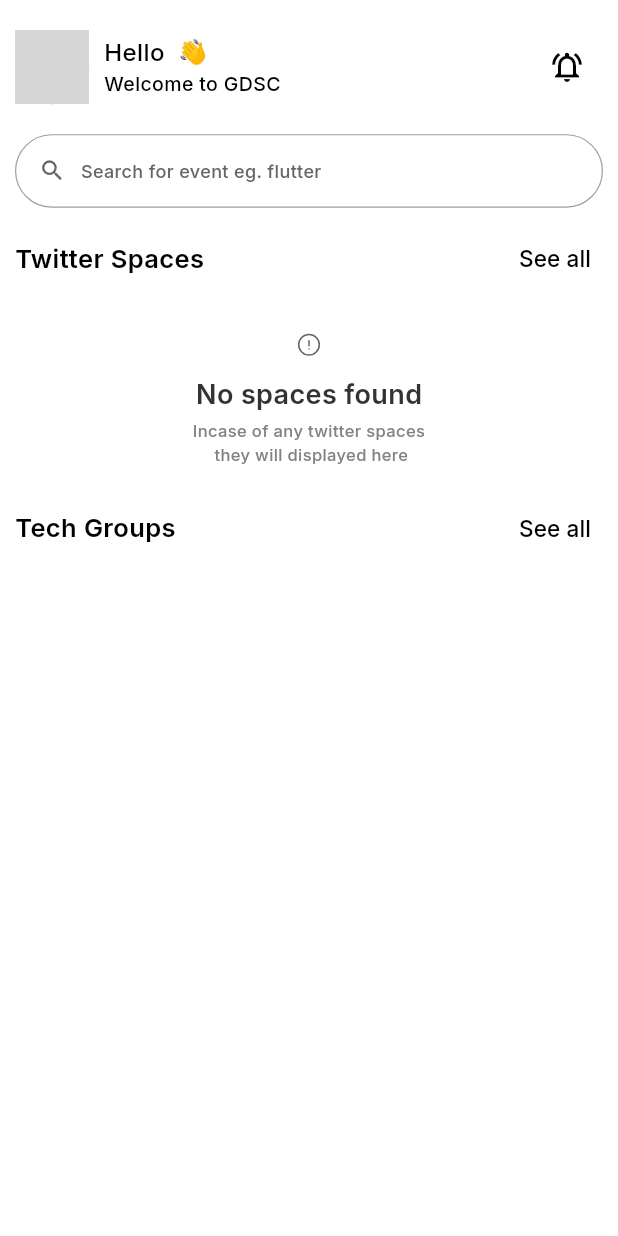
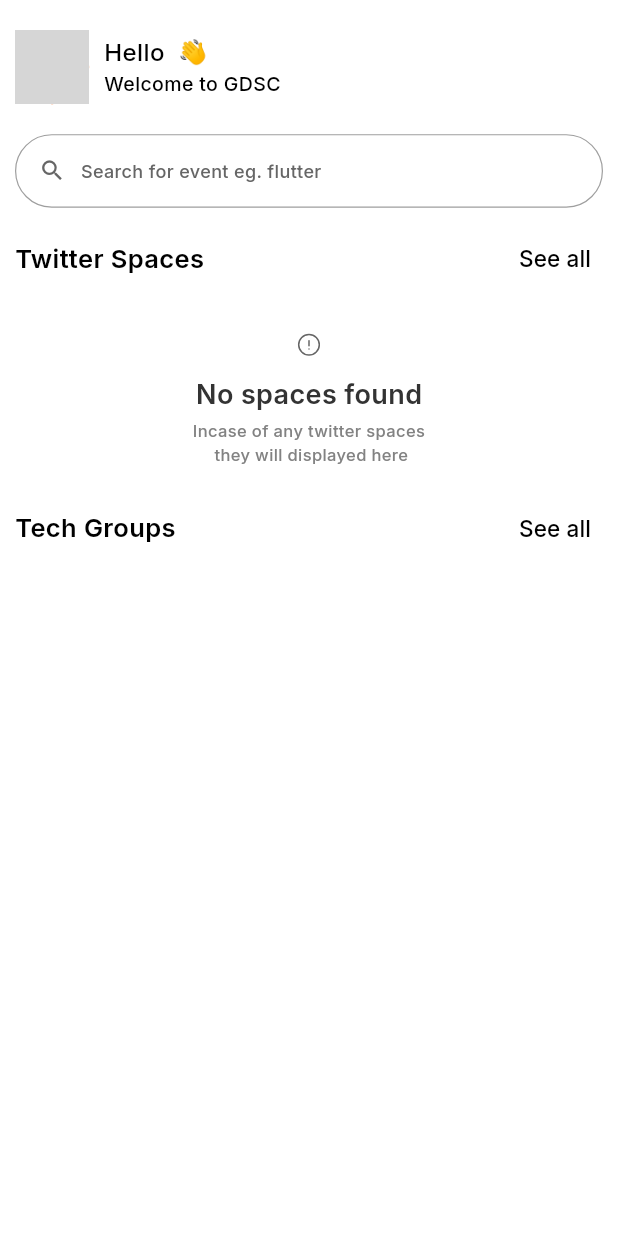
Before and after one commit to emilio-kariuki/gdsc_dekut, a Flutter app: the EventPage screen opened directly, on a phone screen of 412 x 824 dp. Run offline on Flutter 3.47's test engine with Material 2 defaults, Android fonts, the phone set to English and light mode, and no system bars; drawn by our look-alikes of auto_size_text, cached_network_image; our stand-ins replace animated_bottom_navigation_bar, bloc, cloud_firestore, connectivity_plus, dio, dropdown_button2 and 18 more; missing offline and left inert: googleapis; accounts and stored records are empty; network calls fail; project files that could hold a hidden picture were left out; key blocks and very long unbroken strings in the code were emptied for the run; grey boxes are pictures that could not be loaded.

Commit message:
update: hide the notification icon

```diff
--- a/gdsc-dekut-mobile/lib/views/home/home_page.dart
+++ b/gdsc-dekut-mobile/lib/views/home/home_page.dart
@@ -39,6 +39,7 @@ class EventPage extends StatelessWidget {
 
   @override
   Widget build(BuildContext context) {
+    ScaffoldMessenger.of(context).hideCurrentSnackBar();
     final height = MediaQuery.of(context).size.height;
     final width = MediaQuery.of(context).size.width;
     return MultiBlocProvider(
@@ -63,9 +64,7 @@ class EventPage extends StatelessWidget {
             child: SafeArea(
               child: RefreshIndicator(
                 onRefresh: () async {
-                  context.read<EventCubit>().getAllEvents();
                   context.read<UserCubit>().getUser();
-                  context.read<AnnouncementCubit>().getAllAnnoucements();
                   return Future.value();
                 },
                 child: SingleChildScrollView(
@@ -264,19 +263,19 @@ class UserProfileContainer extends StatelessWidget {
           ],
         ),
         const Spacer(),
-        IconButton(
-          padding: EdgeInsets.zero,
-          onPressed: () async {
-            // Navigator.pushNamed(context, '/announcement_page');
-            await NotificationProviders().showNormalNotification(
-                message: "the test notification", title: "Test notification");
-          },
-          icon: const Icon(
-            Icons.notifications_active_outlined,
-            size: 24,
-            color: Colors.black,
-          ),
-        )
+        // IconButton(
+        //   padding: EdgeInsets.zero,
+        //   onPressed: () async {
+        //     // Navigator.pushNamed(context, '/announcement_page');
+        //     await NotificationProviders().showNormalNotification(
+        //         message: "the test notification", title: "Test notification");
+        //   },
+        //   icon: const Icon(
+        //     Icons.notifications_active_outlined,
+        //     size: 24,
+        //     color: Colors.black,
+        //   ),
+        // )
       ],
     );
   }
```
